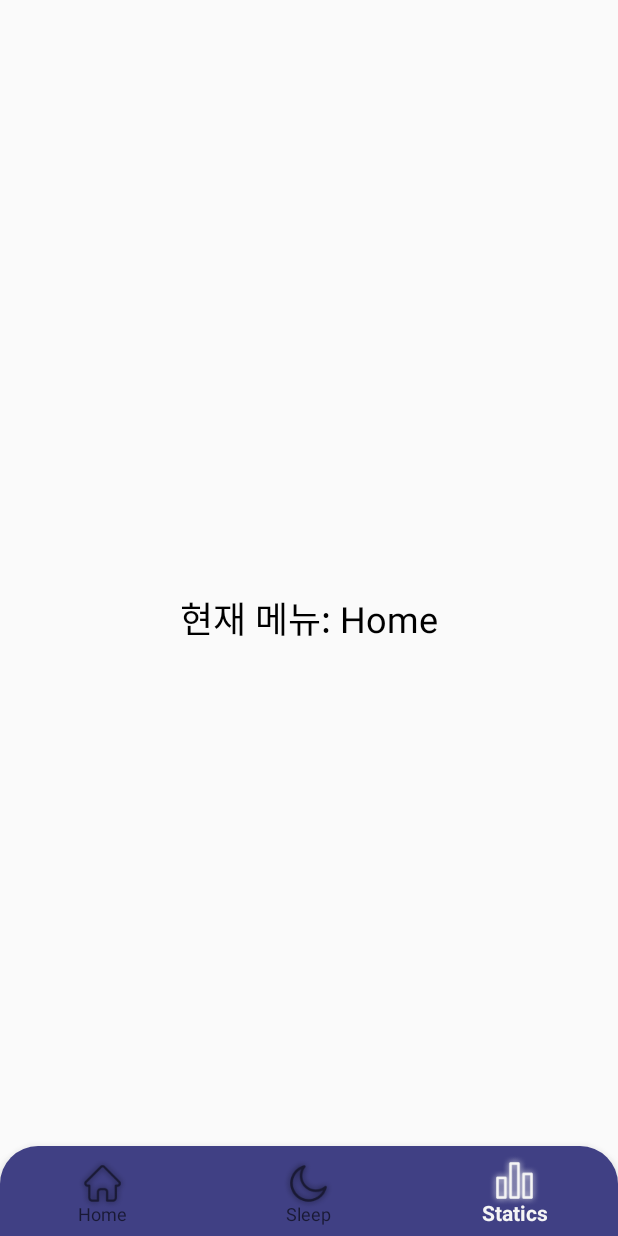
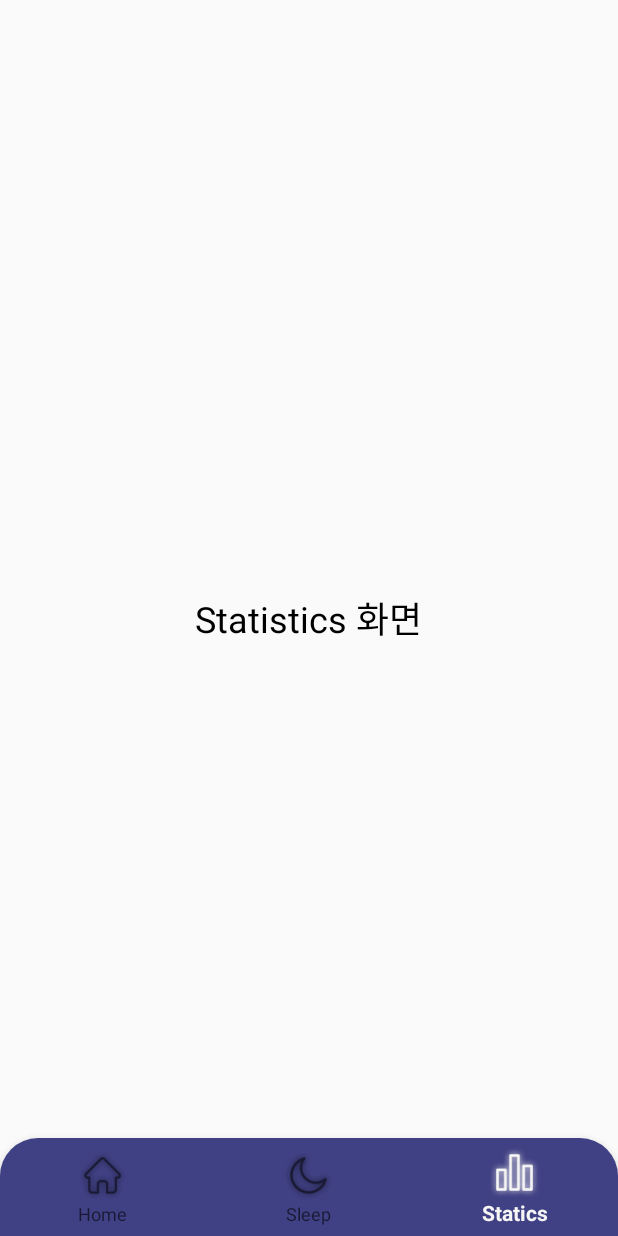
Before and after one commit to YeRimmm-Cho/CoolcoolLog, an Android app: the MainActivity screen opened directly, with no data from a screen before it, item 3 of the bottom bar chosen, on a phone screen of 412 x 824 dp. Run offline under Robolectric (Android 15) with nearby library versions, the phone set to English and light mode, and no system bars.

Commit message:
Feat: 메뉴바에 따라 프래그먼트 생성

```diff
--- /dev/null
+++ b/app/src/main/java/com/example/coolcoollog/HomeFragment.java
@@ -0,0 +1,15 @@
+package com.example.coolcoollog;
+
+import android.os.Bundle;
+import android.view.LayoutInflater;
+import android.view.View;
+import android.view.ViewGroup;
+import androidx.fragment.app.Fragment;
+
+public class HomeFragment extends Fragment {
+
+    @Override
+    public View onCreateView(LayoutInflater inflater, ViewGroup container, Bundle savedInstanceState) {
+        return inflater.inflate(R.layout.fragment_home, container, false);
+    }
+}
--- a/app/src/main/java/com/example/coolcoollog/MainActivity.java
+++ b/app/src/main/java/com/example/coolcoollog/MainActivity.java
@@ -1,8 +1,8 @@
 package com.example.coolcoollog;
 
 import android.os.Bundle;
-import android.widget.Toast;
 import androidx.appcompat.app.AppCompatActivity;
+import androidx.fragment.app.Fragment;
 import com.google.android.material.bottomnavigation.BottomNavigationView;
 
 public class MainActivity extends AppCompatActivity {
@@ -12,25 +12,35 @@ public class MainActivity extends AppCompatActivity {
         super.onCreate(savedInstanceState);
         setContentView(R.layout.activity_main);
 
-        // BottomNavigationView 설정
+        // 하단 네비게이션바 설정
         BottomNavigationView bottomNavigationView = findViewById(R.id.bottom_navigation);
+
+        // 초기 화면으로 HomeFragment 설정
+        getSupportFragmentManager().beginTransaction()
+                .replace(R.id.fragment_container, new HomeFragment())
+                .commit();
 
         // 메뉴 아이템 선택 이벤트 처리
         bottomNavigationView.setOnItemSelectedListener(item -> {
+            Fragment selectedFragment = null;
+
             int itemId = item.getItemId();
+            if (itemId == R.id.nav_home) {
+                selectedFragment = new HomeFragment();
+            } else if (itemId == R.id.nav_sleep) {
+                selectedFragment = new SleepFragment();
+            } else if (itemId == R.id.nav_statistics) {
+                selectedFragment = new StatisticsFragment();
+            }
 
-            if (itemId == R.id.nav_home) {
-                Toast.makeText(this, "Home 선택됨", Toast.LENGTH_SHORT).show();
-                return true;
-            } else if (itemId == R.id.nav_sleep) {
-                Toast.makeText(this, "Sleep 선택됨", Toast.LENGTH_SHORT).show();
-                return true;
-            } else if (itemId == R.id.nav_statistics) {
-                Toast.makeText(this, "Statistics 선택됨", Toast.LENGTH_SHORT).show();
-                return true;
-            } else {
-                return false;
+            // 선택된 프래그먼트를 화면에 표시
+            if (selectedFragment != null) {
+                getSupportFragmentManager().beginTransaction()
+                        .replace(R.id.fragment_container, selectedFragment)
+                        .commit();
             }
+
+            return true;
         });
     }
 }
--- /dev/null
+++ b/app/src/main/java/com/example/coolcoollog/StatisticsFragment.java
@@ -0,0 +1,16 @@
+package com.example.coolcoollog;
+
+import android.os.Bundle;
+import android.view.LayoutInflater;
+import android.view.View;
+import android.view.ViewGroup;
+import androidx.fragment.app.Fragment;
+
+public class StatisticsFragment extends Fragment {
+
+    @Override
+    public View onCreateView(LayoutInflater inflater, ViewGroup container,
+                             Bundle savedInstanceState) {
+        return inflater.inflate(R.layout.fragment_statistics, container, false);
+    }
+}
--- a/app/src/main/res/layout/activity_main.xml
+++ b/app/src/main/res/layout/activity_main.xml
@@ -3,23 +3,19 @@
     android:layout_width="match_parent"
     android:layout_height="match_parent">
 
-    <!-- 현재 선택된 메뉴를 표시할 TextView -->
-    <TextView
-        android:id="@+id/menu_status"
-        android:layout_width="wrap_content"
-        android:layout_height="wrap_content"
-        android:layout_centerInParent="true"
-        android:text="현재 메뉴: Home"
-        android:textSize="24sp"
-        android:textColor="#000000" />
+    <!-- 프래그먼트가 여기 표시됨 -->
+    <FrameLayout
+        android:id="@+id/fragment_container"
+        android:layout_width="match_parent"
+        android:layout_height="match_parent" />
 
     <!-- 하단 네비게이션 바 -->
     <com.google.android.material.bottomnavigation.BottomNavigationView
         android:id="@+id/bottom_navigation"
         android:layout_width="match_parent"
-        android:layout_height="60dp"
+        android:layout_height="65dp"
+        android:layout_alignParentBottom="true"
         app:itemIconSize="34dp"
-        android:layout_alignParentBottom="true"
         app:menu="@menu/bottom_nav_menu"
         android:background="@drawable/background_menu" />
 </RelativeLayout>
--- /dev/null
+++ b/app/src/main/res/layout/fragment_statistics.xml
@@ -0,0 +1,12 @@
+<RelativeLayout xmlns:android="http://schemas.android.com/apk/res/android"
+    android:layout_width="match_parent"
+    android:layout_height="match_parent">
+
+    <TextView
+        android:layout_width="wrap_content"
+        android:layout_height="wrap_content"
+        android:layout_centerInParent="true"
+        android:text="Statistics 화면"
+        android:textSize="24sp"
+        android:textColor="#000000" />
+</RelativeLayout>
```
Also changed, not shown: app/src/main/java/com/example/coolcoollog/SleepFragment.java (added, +16 -0 lines), app/src/main/res/layout/fragment_home.xml (added, +12 -0 lines), app/src/main/res/layout/fragment_sleep.xml (added, +12 -0 lines).
